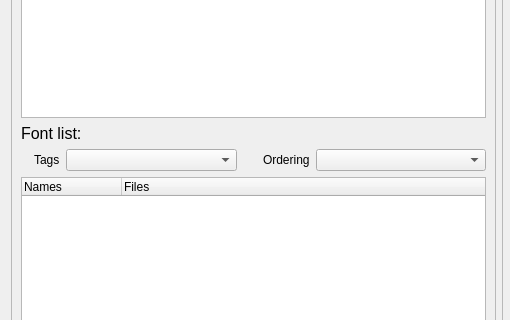
fontmatrix/fontmatrix, file src/mainview.ui: the form before one commit; both pictures show x 0 to 510 and y 185 to 505 of the 963 by 773 pixel window.
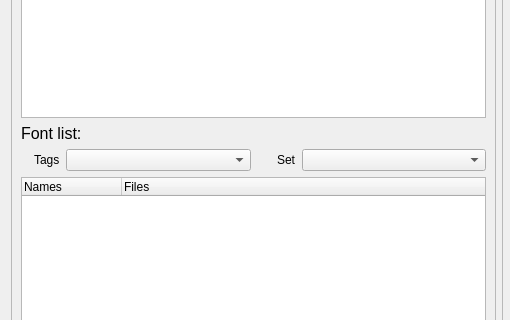
The form after the commit. The open tabs and pages were chosen to show the change. Icons and pictures are not drawn.

The edit to the form file:
```diff
--- a/src/mainview.ui
+++ b/src/mainview.ui
@@ -212,7 +212,7 @@
         <item>
          <widget class="QLabel" name="Ordering" >
           <property name="text" >
-           <string>Ordering</string>
+           <string>Set</string>
           </property>
          </widget>
         </item>
```
Left out of the diff: 14 changed lines with no effect on the pictures.
